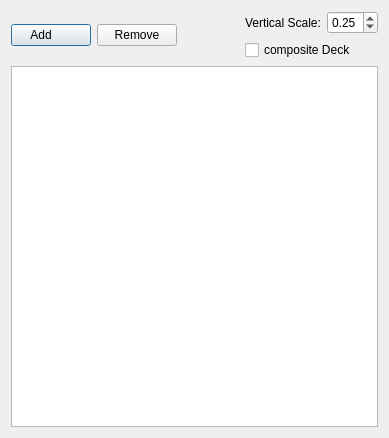
ebrahimraeyat/SteelColumn, file Resources/ui/story.ui: the form before one commit.
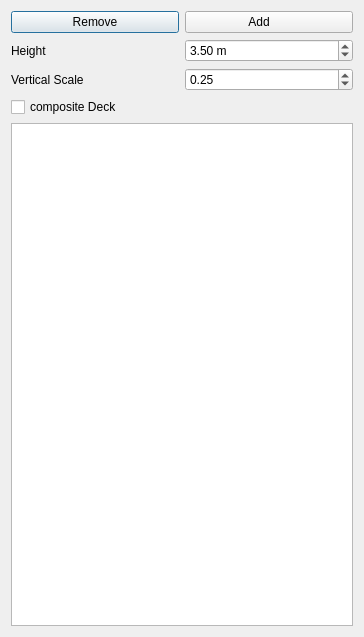
The form after the commit. Icons and pictures are not drawn.

Commit message: Adding height entry in Gui for levels object

The edit to the form file:
```diff
--- a/Resources/ui/story.ui
+++ b/Resources/ui/story.ui
@@ -6,27 +6,16 @@
    <rect>
     <x>0</x>
     <y>0</y>
-    <width>389</width>
-    <height>438</height>
+    <width>364</width>
+    <height>637</height>
    </rect>
   </property>
   <property name="windowTitle">
    <string>Stories</string>
   </property>
-  <layout class="QVBoxLayout" name="verticalLayout_2">
+  <layout class="QVBoxLayout" name="verticalLayout_3">
    <item>
-    <layout class="QHBoxLayout" name="horizontalLayout_2">
-     <item>
-      <widget class="QPushButton" name="addButton">
-       <property name="text">
-        <string>Add      </string>
-       </property>
-       <property name="icon">
-        <iconset resource="../resource.qrc">
-         <normaloff>:/steelColumn/icons/add.svg</normaloff>:/steelColumn/icons/add.svg</iconset>
-       </property>
-      </widget>
-     </item>
+    <layout class="QHBoxLayout" name="horizontalLayout_3">
      <item>
       <widget class="QPushButton" name="removeButton">
        <property name="text">
@@ -39,26 +28,56 @@
       </widget>
      </item>
      <item>
-      <spacer name="horizontalSpacer">
-       <property name="orientation">
-        <enum>Qt::Horizontal</enum>
+      <widget class="QPushButton" name="addButton">
+       <property name="text">
+        <string>Add      </string>
        </property>
-       <property name="sizeHint" stdset="0">
-        <size>
-         <width>40</width>
-         <height>20</height>
-        </size>
+       <property name="icon">
+        <iconset resource="../resource.qrc">
+         <normaloff>:/steelColumn/icons/add.svg</normaloff>:/steelColumn/icons/add.svg</iconset>
        </property>
-      </spacer>
+      </widget>
      </item>
-     <item>
-      <layout class="QVBoxLayout" name="verticalLayout">
+    </layout>
+   </item>
        <item>
         <layout class="QHBoxLayout" name="horizontalLayout">
          <item>
-          <widget class="QLabel" name="label">
+      <layout class="QVBoxLayout" name="verticalLayout_2">
+       <item>
+        <widget class="QLabel" name="label_2">
            <property name="text">
-            <string>Vertical Scale:</string>
+          <string>Height</string>
+         </property>
+        </widget>
+       </item>
+       <item>
+        <widget class="QLabel" name="label_4">
+         <property name="text">
+          <string>Vertical Scale</string>
+         </property>
+        </widget>
+       </item>
+      </layout>
+     </item>
+     <item>
+      <layout class="QVBoxLayout" name="verticalLayout">
+       <item>
+        <widget class="QDoubleSpinBox" name="height_spinbox">
+         <property name="suffix">
+          <string> m</string>
+         </property>
+         <property name="minimum">
+          <double>0.500000000000000</double>
+         </property>
+         <property name="maximum">
+          <double>10.000000000000000</double>
+         </property>
+         <property name="singleStep">
+          <double>0.500000000000000</double>
+         </property>
+         <property name="value">
+          <double>3.500000000000000</double>
            </property>
           </widget>
          </item>
@@ -80,16 +99,14 @@
          </item>
         </layout>
        </item>
+    </layout>
+   </item>
        <item>
         <widget class="QCheckBox" name="composite_deck">
          <property name="text">
           <string>composite Deck</string>
          </property>
         </widget>
-       </item>
-      </layout>
-     </item>
-    </layout>
    </item>
    <item>
     <widget class="QTableView" name="tableView"/>
```
Lines whose indentation alone changed are shown as unchanged. The commit also changes 1 other file.
